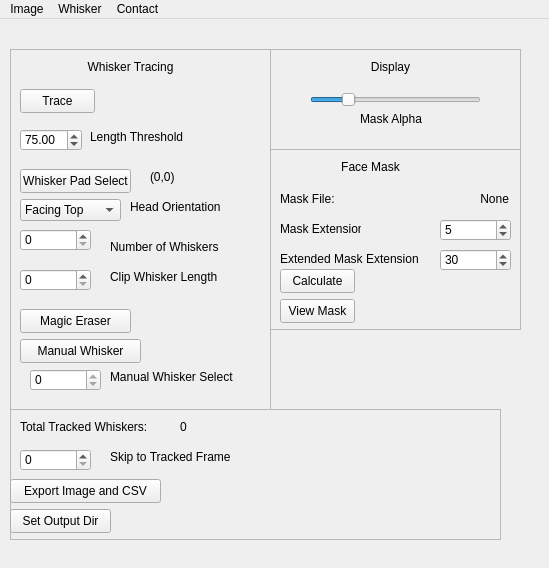
Old version of the form src/WhiskerToolbox/Whisker_Widget/Whisker_Widget.ui in the repository paulmthompson/WhiskerToolbox.
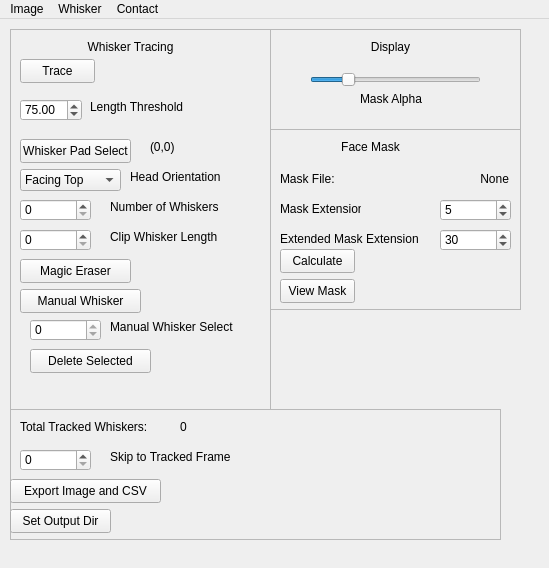
New version of the form.

Commit message: can delete whisker that is tracked

Patch:
```diff
--- a/src/WhiskerToolbox/Whisker_Widget/Whisker_Widget.ui
+++ b/src/WhiskerToolbox/Whisker_Widget/Whisker_Widget.ui
@@ -18,9 +18,9 @@
     <property name="geometry">
      <rect>
       <x>10</x>
-      <y>30</y>
+      <y>10</y>
       <width>261</width>
-      <height>361</height>
+      <height>381</height>
      </rect>
     </property>
     <property name="frameShape">
@@ -33,7 +33,7 @@
      <property name="geometry">
       <rect>
        <x>10</x>
-       <y>40</y>
+       <y>30</y>
        <width>75</width>
        <height>24</height>
       </rect>
@@ -46,7 +46,7 @@
      <property name="geometry">
       <rect>
        <x>10</x>
-       <y>80</y>
+       <y>70</y>
        <width>62</width>
        <height>22</height>
       </rect>
@@ -62,7 +62,7 @@
      <property name="geometry">
       <rect>
        <x>80</x>
-       <y>80</y>
+       <y>70</y>
        <width>111</width>
        <height>16</height>
       </rect>
@@ -75,7 +75,7 @@
      <property name="geometry">
       <rect>
        <x>10</x>
-       <y>120</y>
+       <y>110</y>
        <width>111</width>
        <height>24</height>
       </rect>
@@ -88,7 +88,7 @@
      <property name="geometry">
       <rect>
        <x>140</x>
-       <y>120</y>
+       <y>110</y>
        <width>71</width>
        <height>16</height>
       </rect>
@@ -101,7 +101,7 @@
      <property name="geometry">
       <rect>
        <x>10</x>
-       <y>150</y>
+       <y>140</y>
        <width>101</width>
        <height>22</height>
       </rect>
@@ -131,7 +131,7 @@
      <property name="geometry">
       <rect>
        <x>120</x>
-       <y>150</y>
+       <y>140</y>
        <width>121</width>
        <height>16</height>
       </rect>
@@ -144,7 +144,7 @@
      <property name="geometry">
       <rect>
        <x>10</x>
-       <y>180</y>
+       <y>170</y>
        <width>71</width>
        <height>22</height>
       </rect>
@@ -163,7 +163,7 @@
      <property name="geometry">
       <rect>
        <x>100</x>
-       <y>190</y>
+       <y>170</y>
        <width>131</width>
        <height>16</height>
       </rect>
@@ -192,7 +192,7 @@
      <property name="geometry">
       <rect>
        <x>100</x>
-       <y>220</y>
+       <y>200</y>
        <width>131</width>
        <height>16</height>
       </rect>
@@ -205,7 +205,7 @@
      <property name="geometry">
       <rect>
        <x>10</x>
-       <y>220</y>
+       <y>200</y>
        <width>71</width>
        <height>22</height>
       </rect>
@@ -224,7 +224,7 @@
      <property name="geometry">
       <rect>
        <x>10</x>
-       <y>260</y>
+       <y>230</y>
        <width>111</width>
        <height>24</height>
       </rect>
@@ -237,7 +237,7 @@
      <property name="geometry">
       <rect>
        <x>10</x>
-       <y>290</y>
+       <y>260</y>
        <width>121</width>
        <height>24</height>
       </rect>
@@ -253,7 +253,7 @@
      <property name="geometry">
       <rect>
        <x>20</x>
-       <y>320</y>
+       <y>290</y>
        <width>71</width>
        <height>22</height>
       </rect>
@@ -275,7 +275,7 @@
      <property name="geometry">
       <rect>
        <x>100</x>
-       <y>320</y>
+       <y>290</y>
        <width>141</width>
        <height>16</height>
       </rect>
@@ -284,12 +284,25 @@
       <string>Manual Whisker Select</string>
      </property>
     </widget>
+    <widget class="QPushButton" name="delete_whisker_button">
+     <property name="geometry">
+      <rect>
+       <x>20</x>
+       <y>320</y>
+       <width>121</width>
+       <height>24</height>
+      </rect>
+     </property>
+     <property name="text">
+      <string>Delete Selected</string>
+     </property>
+    </widget>
    </widget>
    <widget class="QFrame" name="frame_2">
     <property name="geometry">
      <rect>
       <x>270</x>
-      <y>30</y>
+      <y>10</y>
       <width>251</width>
       <height>101</height>
      </rect>
@@ -353,7 +366,7 @@
     <property name="geometry">
      <rect>
       <x>270</x>
-      <y>130</y>
+      <y>110</y>
       <width>251</width>
       <height>181</height>
      </rect>
```
The commit also changes 2 other files.
